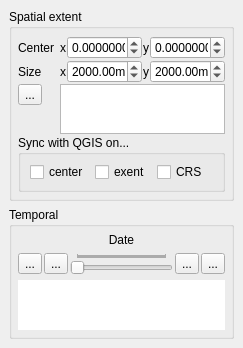
Before: the Qt Designer form timeseriesviewer/ui/navigationdock.ui in jakimowb/eo-time-series-viewer, drawn with Qt 5.
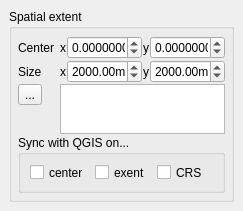
After: the same form once the commit is applied. Icons and pictures are not drawn.

Commit message: removed navto... widgets, not required anymore refactoring navigation to TimeSeriesDate of interest

```diff
--- a/timeseriesviewer/ui/navigationdock.ui
+++ b/timeseriesviewer/ui/navigationdock.ui
@@ -7,7 +7,7 @@
     <x>0</x>
     <y>0</y>
     <width>237</width>
-    <height>348</height>
+    <height>211</height>
    </rect>
   </property>
   <property name="windowTitle">
@@ -391,162 +391,6 @@
       </layout>
      </widget>
     </item>
-    <item>
-     <widget class="QGroupBox" name="gbNavTemporal">
-      <property name="sizePolicy">
-       <sizepolicy hsizetype="Preferred" vsizetype="Preferred">
-        <horstretch>0</horstretch>
-        <verstretch>0</verstretch>
-       </sizepolicy>
-      </property>
-      <property name="minimumSize">
-       <size>
-        <width>0</width>
-        <height>0</height>
-       </size>
-      </property>
-      <property name="title">
-       <string>Temporal</string>
-      </property>
-      <layout class="QVBoxLayout" name="verticalLayout_7">
-       <property name="margin">
-        <number>6</number>
-       </property>
-       <item>
-        <widget class="QLabel" name="labelDOIValue">
-         <property name="minimumSize">
-          <size>
-           <width>0</width>
-           <height>0</height>
-          </size>
-         </property>
-         <property name="text">
-          <string>Date</string>
-         </property>
-         <property name="alignment">
-          <set>Qt::AlignCenter</set>
-         </property>
-        </widget>
-       </item>
-       <item>
-        <layout class="QHBoxLayout" name="horizontalLayout_10">
-         <property name="spacing">
-          <number>2</number>
-         </property>
-         <item>
-          <widget class="QToolButton" name="btnNavToFirstTSD">
-           <property name="text">
-            <string>...</string>
-           </property>
-           <property name="icon">
-            <iconset resource="resources.qrc">
-             <normaloff>:/timeseriesviewer/icons/mActionAtlasFirst.png</normaloff>:/timeseriesviewer/icons/mActionAtlasFirst.png</iconset>
-           </property>
-          </widget>
-         </item>
-         <item>
-          <widget class="QToolButton" name="btnNavToPreviousTSD">
-           <property name="text">
-            <string>...</string>
-           </property>
-           <property name="icon">
-            <iconset resource="resources.qrc">
-             <normaloff>:/timeseriesviewer/icons/mActionAtlasPrev.png</normaloff>:/timeseriesviewer/icons/mActionAtlasPrev.png</iconset>
-           </property>
-          </widget>
-         </item>
-         <item>
-          <widget class="QSlider" name="sliderDOI">
-           <property name="sizePolicy">
-            <sizepolicy hsizetype="Preferred" vsizetype="Preferred">
-             <horstretch>0</horstretch>
-             <verstretch>0</verstretch>
-            </sizepolicy>
-           </property>
-           <property name="orientation">
-            <enum>Qt::Horizontal</enum>
-           </property>
-           <property name="tickPosition">
-            <enum>QSlider::TicksAbove</enum>
-           </property>
-           <property name="tickInterval">
-            <number>1</number>
-           </property>
-          </widget>
-         </item>
-         <item>
-          <widget class="QToolButton" name="btnNavToNextTSD">
-           <property name="text">
-            <string>...</string>
-           </property>
-           <property name="icon">
-            <iconset resource="resources.qrc">
-             <normaloff>:/timeseriesviewer/icons/mActionAtlasNext.png</normaloff>:/timeseriesviewer/icons/mActionAtlasNext.png</iconset>
-           </property>
-          </widget>
-         </item>
-         <item>
-          <widget class="QToolButton" name="btnNavToLastTSD">
-           <property name="text">
-            <string>...</string>
-           </property>
-           <property name="icon">
-            <iconset resource="resources.qrc">
-             <normaloff>:/timeseriesviewer/icons/mActionAtlasLast.png</normaloff>:/timeseriesviewer/icons/mActionAtlasLast.png</iconset>
-           </property>
-          </widget>
-         </item>
-        </layout>
-       </item>
-       <item>
-        <widget class="QPlainTextEdit" name="tbTimeSeriesInfo">
-         <property name="sizePolicy">
-          <sizepolicy hsizetype="Preferred" vsizetype="Fixed">
-           <horstretch>0</horstretch>
-           <verstretch>2</verstretch>
-          </sizepolicy>
-         </property>
-         <property name="minimumSize">
-          <size>
-           <width>0</width>
-           <height>50</height>
-          </size>
-         </property>
-         <property name="maximumSize">
-          <size>
-           <width>16777215</width>
-           <height>50</height>
-          </size>
-         </property>
-         <property name="autoFillBackground">
-          <bool>false</bool>
-         </property>
-         <property name="frameShape">
-          <enum>QFrame::NoFrame</enum>
-         </property>
-         <property name="frameShadow">
-          <enum>QFrame::Plain</enum>
-         </property>
-         <property name="verticalScrollBarPolicy">
-          <enum>Qt::ScrollBarAlwaysOff</enum>
-         </property>
-         <property name="horizontalScrollBarPolicy">
-          <enum>Qt::ScrollBarAlwaysOff</enum>
-         </property>
-         <property name="readOnly">
-          <bool>true</bool>
-         </property>
-         <property name="plainText">
-          <string/>
-         </property>
-         <property name="backgroundVisible">
-          <bool>false</bool>
-         </property>
-        </widget>
-       </item>
-      </layout>
-     </widget>
-    </item>
    </layout>
   </widget>
   <action name="actionLastTSD">
```
The commit also changes 5 other files.
